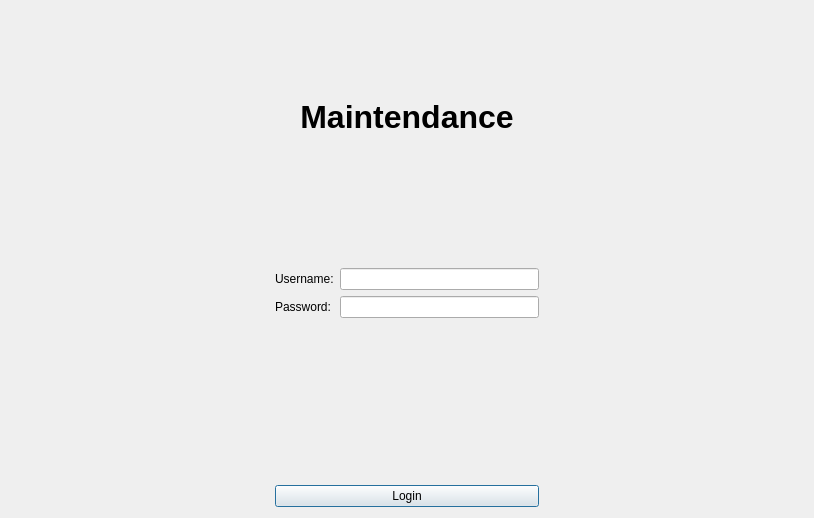
Above: Maintendance/logindialog.ui from markhan101/Maintendance before the change. Below: the same form after it.
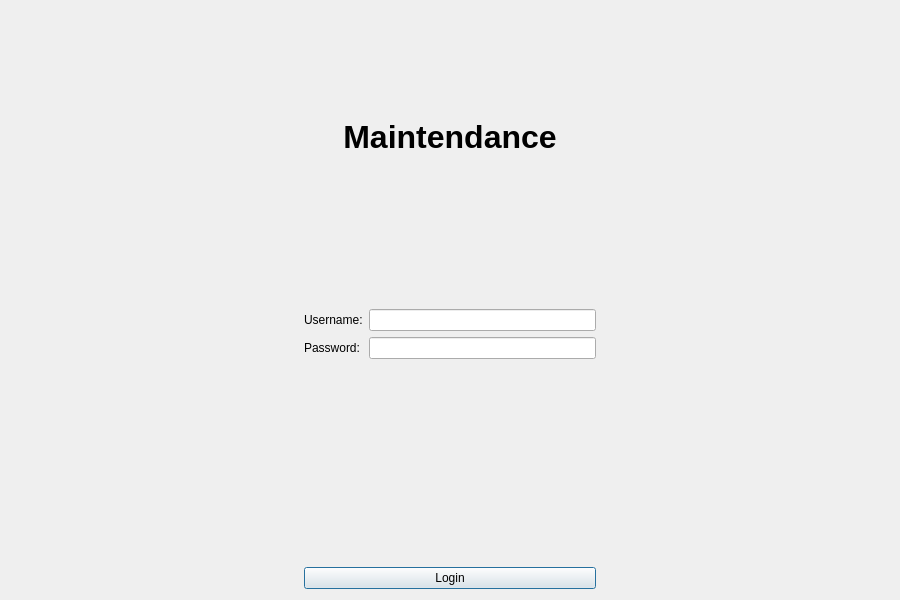
That is the form after the change.

```diff
--- a/Maintendance/logindialog.ui
+++ b/Maintendance/logindialog.ui
@@ -6,8 +6,8 @@
    <rect>
     <x>0</x>
     <y>0</y>
-    <width>814</width>
-    <height>518</height>
+    <width>900</width>
+    <height>600</height>
    </rect>
   </property>
   <layout class="QGridLayout" name="gridLayout">
```
